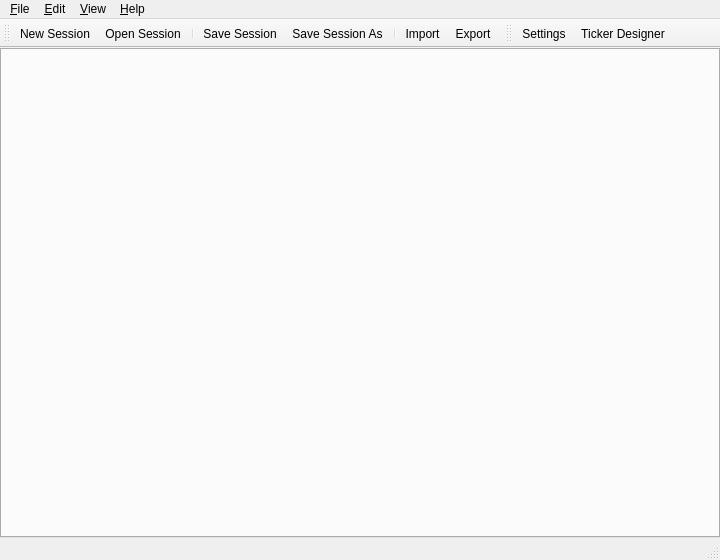
hpsilva/profitpy, file profit/widgets/ui_mainwindow.ui: the form before one commit.
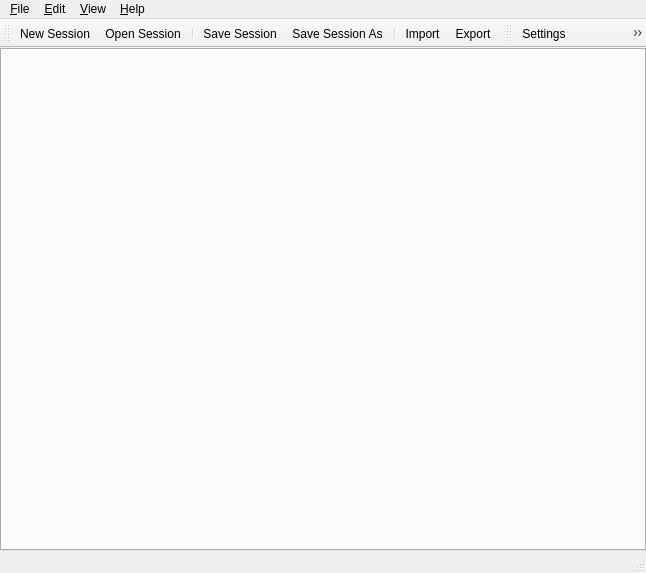
The form after the commit. Icons and pictures are not drawn. Custom widgets are drawn as their Qt base class.

Patch:
```diff
--- a/profit/widgets/ui_mainwindow.ui
+++ b/profit/widgets/ui_mainwindow.ui
@@ -5,8 +5,8 @@
    <rect>
     <x>0</x>
     <y>0</y>
-    <width>720</width>
-    <height>560</height>
+    <width>646</width>
+    <height>573</height>
    </rect>
   </property>
   <widget class="QWidget" name="centralwidget" >
@@ -27,7 +27,7 @@
     <rect>
      <x>0</x>
      <y>0</y>
-     <width>720</width>
+     <width>646</width>
      <height>28</height>
     </rect>
    </property>
@@ -35,7 +35,7 @@
     <property name="title" >
      <string>&amp;Edit</string>
     </property>
-    <addaction name="actionTickerDesigner" />
+    <addaction name="actionStrategyDesigner" />
     <addaction name="actionSettings" />
    </widget>
    <widget class="QMenu" name="menuHelp" >
@@ -119,7 +119,7 @@
     <number>4</number>
    </attribute>
    <addaction name="actionSettings" />
-   <addaction name="actionTickerDesigner" />
+   <addaction name="actionStrategyDesigner" />
   </widget>
   <action name="actionNewSession" >
    <property name="icon" >
@@ -222,12 +222,15 @@
     <string>About Qt</string>
    </property>
   </action>
-  <action name="actionTickerDesigner" >
+  <action name="actionStrategyDesigner" >
    <property name="icon" >
-    <iconset resource="profit.qrc" >:/images/icons/log.png</iconset>
+    <iconset resource="profit.qrc" >:/images/icons/run.png</iconset>
    </property>
    <property name="text" >
-    <string>Ticker Designer...</string>
+    <string>Strategy Designer...</string>
+   </property>
+   <property name="iconText" >
+    <string>Strategy Designer</string>
    </property>
   </action>
   <action name="actionStatusBar" >
```
